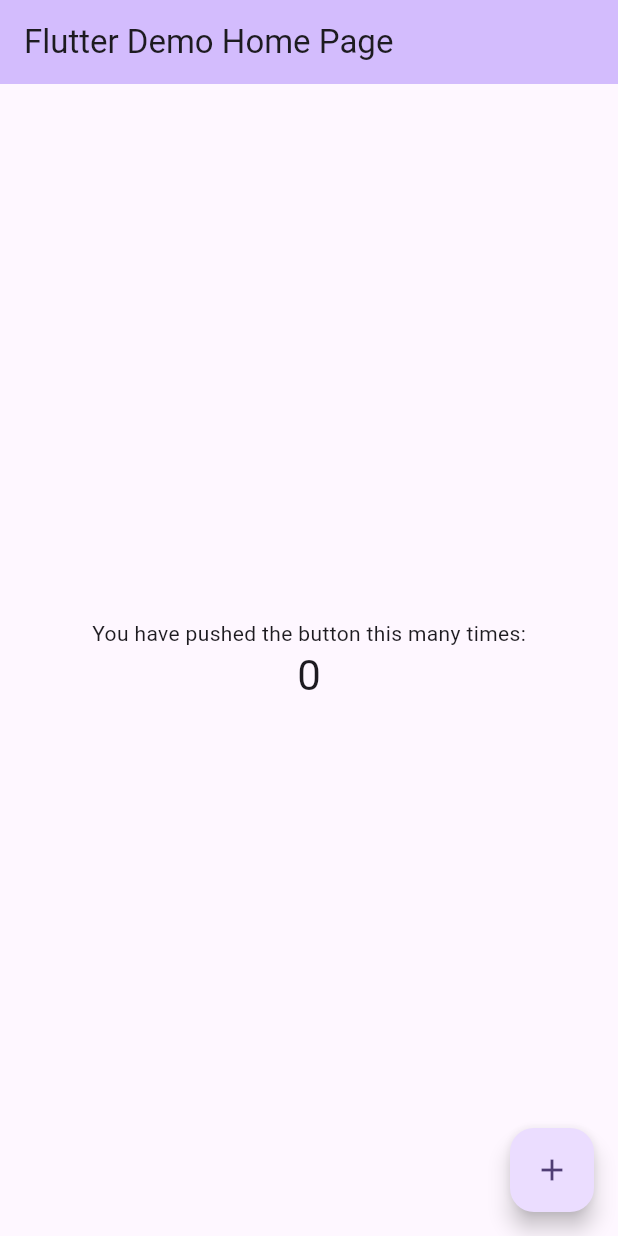
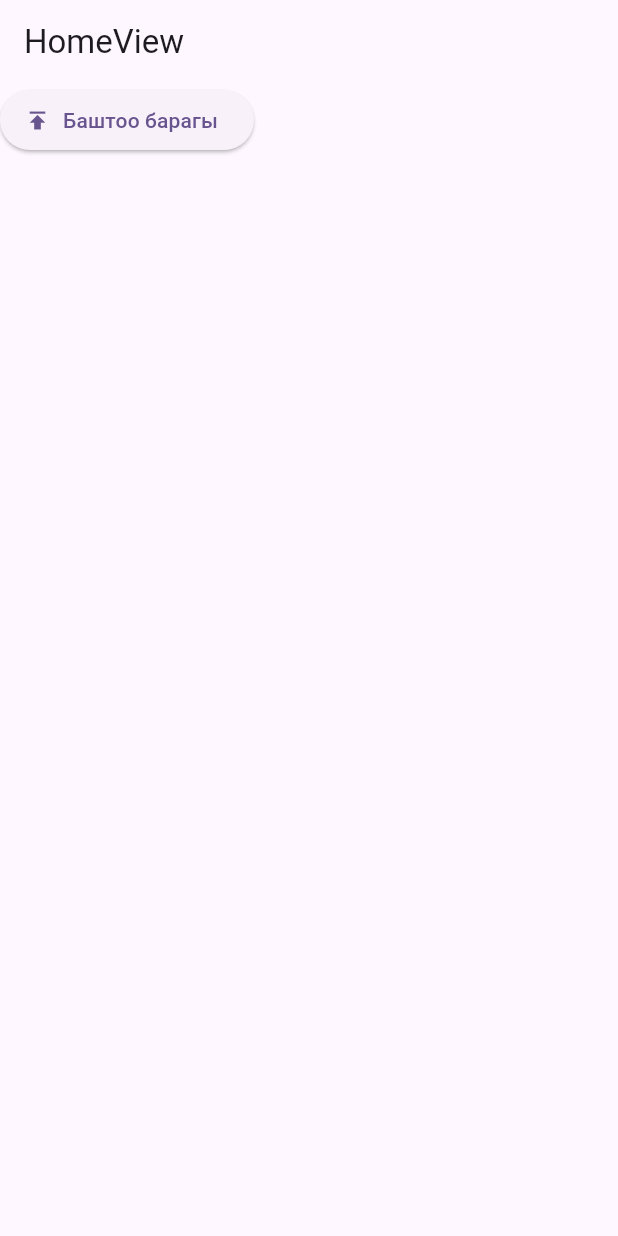
Before and after one commit to Sadyrbek9/Advert, a Flutter app: the screen it shows after launch, on a phone screen of 412 x 824 dp. Run offline on Flutter 3.47's test engine with Material 2 defaults, Android fonts, the phone set to English and light mode, and no system bars; our stand-ins replace firebase_core; accounts and stored records are empty.

Commit message:
first day

```diff
--- a/lib/add/add.dart
+++ b/lib/add/add.dart
@@ -0,0 +1,18 @@
+import 'package:advert/view/home_view.dart';
+import 'package:flutter/material.dart';
+
+class MyApp extends StatelessWidget {
+  const MyApp({super.key});
+
+  @override
+  Widget build(BuildContext context) {
+    return MaterialApp(
+      title: 'Flutter Demo',
+      theme: ThemeData(
+        colorScheme: ColorScheme.fromSeed(seedColor: Colors.deepPurple),
+        useMaterial3: true,
+      ),
+      home: const HomeView(),
+    );
+  }
+}
--- a/lib/main.dart
+++ b/lib/main.dart
@@ -1,75 +1,13 @@
+import 'package:advert/add/add.dart';
+import 'package:firebase_core/firebase_core.dart';
 import 'package:flutter/material.dart';
-import 'package:firebase_core/firebase_core.dart';
+
 import 'firebase_options.dart';
 
-void main() async{
+void main() async {
   WidgetsFlutterBinding.ensureInitialized();
   await Firebase.initializeApp(
-  options: DefaultFirebaseOptions.currentPlatform,
-);
+    options: DefaultFirebaseOptions.currentPlatform,
+  );
   runApp(const MyApp());
 }
-
-class MyApp extends StatelessWidget {
-  const MyApp({super.key});
-
-  @override
-  Widget build(BuildContext context) {
-    return MaterialApp(
-      title: 'Flutter Demo',
-      theme: ThemeData(
-        colorScheme: ColorScheme.fromSeed(seedColor: Colors.deepPurple),
-        useMaterial3: true,
-      ),
-      home: const MyHomePage(title: 'Flutter Demo Home Page'),
-    );
-  }
-}
-
-class MyHomePage extends StatefulWidget {
-  const MyHomePage({super.key, required this.title});
-
-  final String title;
-
-  @override
-  State<MyHomePage> createState() => _MyHomePageState();
-}
-
-class _MyHomePageState extends State<MyHomePage> {
-  int _counter = 0;
-
-  void _incrementCounter() {
-    setState(() {
-      _counter++;
-    });
-  }
-
-  @override
-  Widget build(BuildContext context) {
-    return Scaffold(
-      appBar: AppBar(
-        backgroundColor: Theme.of(context).colorScheme.inversePrimary,
-        title: Text(widget.title),
-      ),
-      body: Center(
-        child: Column(
-          mainAxisAlignment: MainAxisAlignment.center,
-          children: <Widget>[
-            const Text(
-              'You have pushed the button this many times:',
-            ),
-            Text(
-              '$_counter',
-              style: Theme.of(context).textTheme.headlineMedium,
-            ),
-          ],
-        ),
-      ),
-      floatingActionButton: FloatingActionButton(
-        onPressed: _incrementCounter,
-        tooltip: 'Increment',
-        child: const Icon(Icons.add),
-      ),
-    );
-  }
-}
--- a/lib/view/home_view.dart
+++ b/lib/view/home_view.dart
@@ -0,0 +1,24 @@
+import 'package:advert/add_product/add_product.dart';
+import 'package:flutter/material.dart';
+
+class HomeView extends StatelessWidget {
+  const HomeView({super.key});
+
+  @override
+  Widget build(BuildContext context) {
+    return Scaffold(
+      appBar: AppBar(
+        title: const Text('HomeView'),
+      ),
+      body: Column(children: [
+        ElevatedButton.icon(
+          onPressed: () {
+            Navigator.push(context, MaterialPageRoute(builder: (context)=> const AddProduct(),),);
+          },
+          icon: const Icon(Icons.publish),
+          label: const Text('Баштоо барагы'),
+        ),
+      ]),
+    );
+  }
+}
```
Also changed, not shown: lib/add_product/add_product.dart (+71 -0 lines), lib/models/constants/app_sizes.dart (added, +7 -0 lines), lib/models/information.dart (added, +50 -0 lines), 1 other file.
